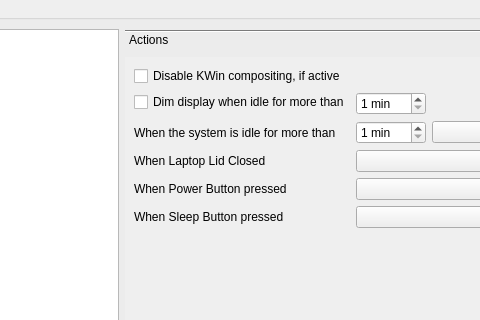
This is kcmodule/profileEditPage.ui in KDE/powerdevil as Qt 5 draws it before an edit; both pictures show x 143 to 623 and y 0 to 320 of the 730 by 452 pixel window. The edited form follows.
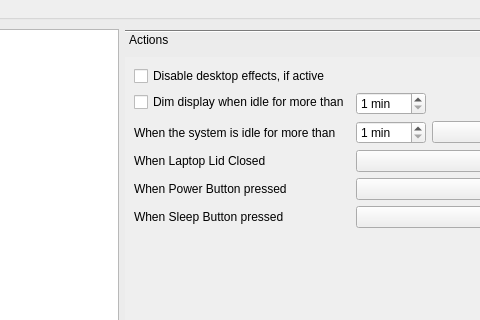
This is the edited form. Custom widgets are drawn as their Qt base class.

Commit message: Users have no clue about what "kwin compositing" is. replacing it with "desktop effects".

Patch:
```diff
--- a/kcmodule/profileEditPage.ui
+++ b/kcmodule/profileEditPage.ui
@@ -67,7 +67,7 @@
               <item row="1" column="0" >
                <widget class="QCheckBox" name="disableCompositing" >
                 <property name="text" >
-                 <string>Disable KWin compositing, if active</string>
+                 <string>Disable desktop effects, if active</string>
                 </property>
                </widget>
               </item>
```
